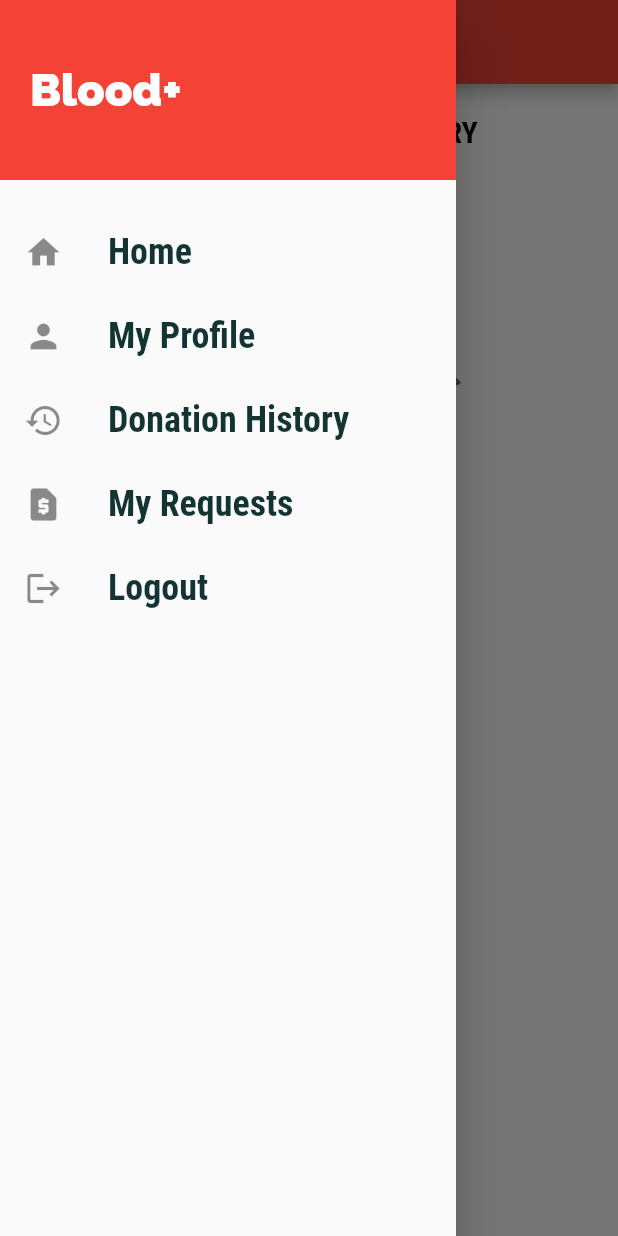
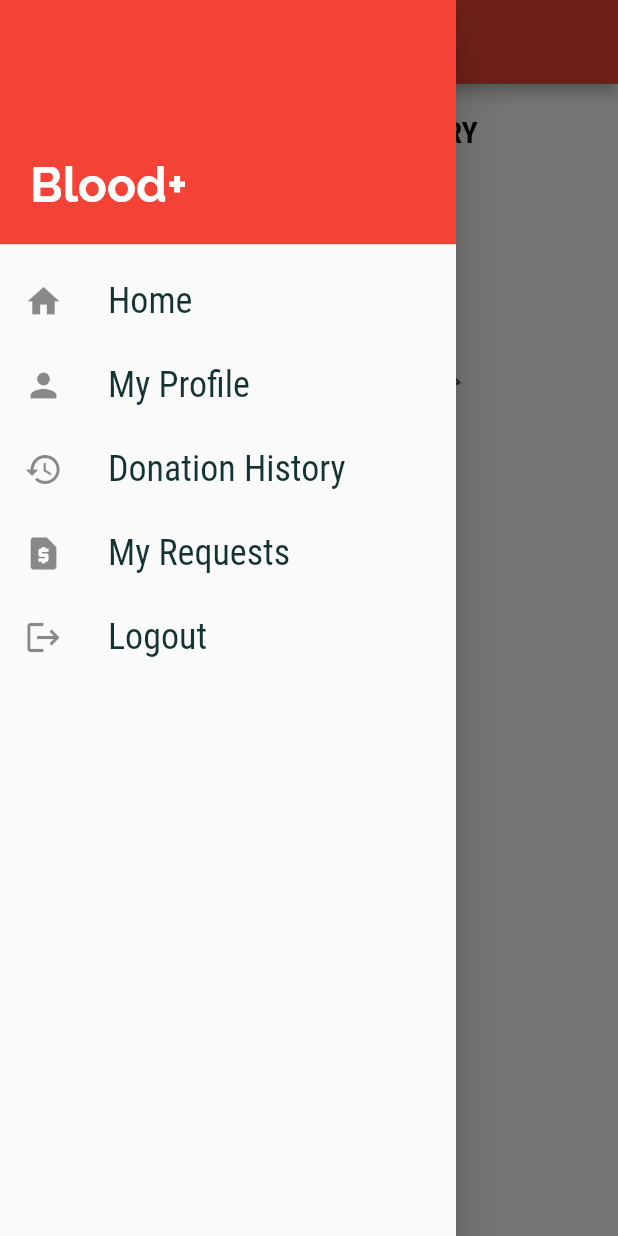
Before and after one commit to richardjoel777/blood_plus, a Flutter app: the DonationHistoryScreen screen opened by its route, with the side drawer open, on a phone screen of 412 x 824 dp. Run offline on Flutter 3.47's test engine with Material 2 defaults, Android fonts, the phone set to English and light mode, and no system bars; our stand-ins replace cloud_firestore, firebase_auth, firebase_core, fluttertoast, geolocator; accounts and stored records are empty.

Commit message:
drawer finished

```diff
--- a/lib/widgets/main_drawer.dart
+++ b/lib/widgets/main_drawer.dart
@@ -18,7 +18,7 @@ class MainDrawer extends StatelessWidget {
         style: TextStyle(
           fontFamily: 'RobotoCondensed',
           fontSize: 24,
-          fontWeight: FontWeight.bold,
+          fontWeight: FontWeight.w500,
         ),
       ),
       onTap: tapHandler,
@@ -31,53 +31,72 @@ class MainDrawer extends StatelessWidget {
     return Drawer(
       child: Column(
         children: [
-          Container(
-            height: 120,
+          Flexible(
+            child: Container(
               width: double.infinity,
               padding: EdgeInsets.all(20),
-            alignment: Alignment.centerLeft,
+              alignment: Alignment.bottomLeft,
               color: Theme.of(context).primaryColor,
               child: Text(
                 'Blood+',
                 style: TextStyle(
-                  fontSize: 30,
-                  fontWeight: FontWeight.w900,
+                    fontSize: 32,
+                    fontWeight: FontWeight.w700,
                     color: Colors.white),
               ),
             ),
+          ),
           SizedBox(
-            height: 20,
+            height: 10,
           ),
+          Expanded(
+            flex: 4,
+            child: Column(
+              children: [
                 buildListTile(
                   'Home',
                   Icons.home,
                   () {
-              Navigator.of(context).pushNamedAndRemoveUntil('/', (route) => false);
+                    Navigator.of(context)
+                        .pushNamedAndRemoveUntil('/', (route) => false);
                   },
                 ),
                 buildListTile(
                   'My Profile',
                   Icons.person,
                   () {
-              Navigator.of(context).pushNamedAndRemoveUntil(ProfileScreen.routeName, (route) => false);
+                    Navigator.of(context).pushNamedAndRemoveUntil(
+                        ProfileScreen.routeName, (route) => false);
                   },
                 ),
                 buildListTile(
                   'Donation History',
                   Icons.history,
                   () {
-              Navigator.of(context).pushNamedAndRemoveUntil(DonationHistoryScreen.routeName, (route) => false);
+                    Navigator.of(context).pushNamedAndRemoveUntil(
+                        DonationHistoryScreen.routeName, (route) => false);
                   },
                 ),
-          buildListTile('My Requests', Icons.request_page, () {
+                buildListTile(
+                  'My Requests',
+                  Icons.request_page,
+                  () {
                     Navigator.pushNamedAndRemoveUntil(
                         context, MyRequestsScreen.routeName, (route) => false);
-          }),
-          buildListTile('Logout', Icons.logout, () {
+                  },
+                ),
+                buildListTile(
+                  'Logout',
+                  Icons.logout,
+                  () {
                     _auth.signOut();
                     Navigator.pushNamedAndRemoveUntil(
                         context, LoginScreen.routeName, (route) => false);
-          })
+                  },
+                ),
+              ],
+            ),
+          ),
         ],
       ),
     );
```
Lines whose indentation alone changed are shown as unchanged.
